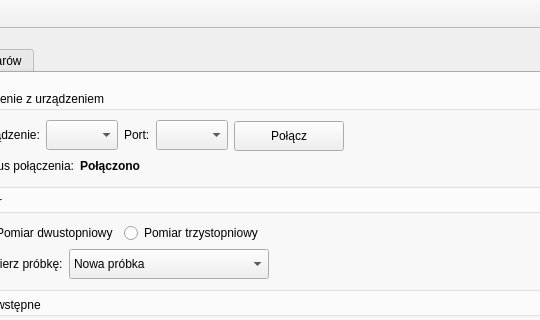
Before: the Qt Designer form main_window.ui in mar8us/SerialPortConnectorRadwag, drawn with Qt 5; both pictures show x 380 to 920 and y 0 to 320 of the 1263 by 778 pixel window.
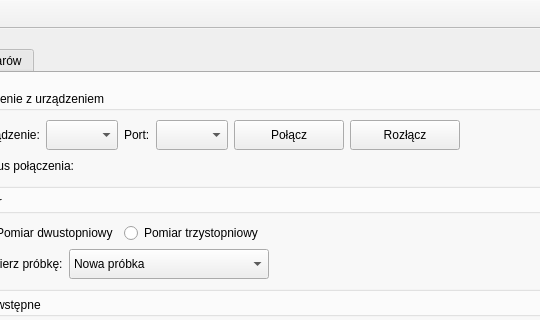
After: the same form once the commit is applied. Icons and pictures are not drawn.

Commit message:
Moved device connection to measure page - cd. part1
Refactioing DeviceConnector and Serial Port for change of active connection

What changed in the file:
```diff
--- a/main_window.ui
+++ b/main_window.ui
@@ -572,8 +572,8 @@
                        </property>
                        <property name="maximumSize">
                         <size>
-                         <width>80</width>
-                         <height>28</height>
+                         <width>110</width>
+                         <height>30</height>
                         </size>
                        </property>
                        <property name="text">
@@ -581,6 +581,25 @@
                        </property>
                       </widget>
                      </item>
+                     <item>
+                      <widget class="QPushButton" name="buttonDisconnectDevice">
+                       <property name="minimumSize">
+                        <size>
+                         <width>110</width>
+                         <height>30</height>
+                        </size>
+                       </property>
+                       <property name="maximumSize">
+                        <size>
+                         <width>110</width>
+                         <height>30</height>
+                        </size>
+                       </property>
+                       <property name="text">
+                        <string>Rozłącz</string>
+                       </property>
+                      </widget>
+                     </item>
                      <item>
                       <spacer name="horizontalSpacer_18">
                        <property name="orientation">
@@ -613,7 +632,7 @@
                         </font>
                        </property>
                        <property name="text">
-                        <string>Połączono</string>
+                        <string> </string>
                        </property>
                       </widget>
                      </item>
```
Left out of the diff: 8 changed lines with no effect on the pictures. The commit also changes 5 other files.
